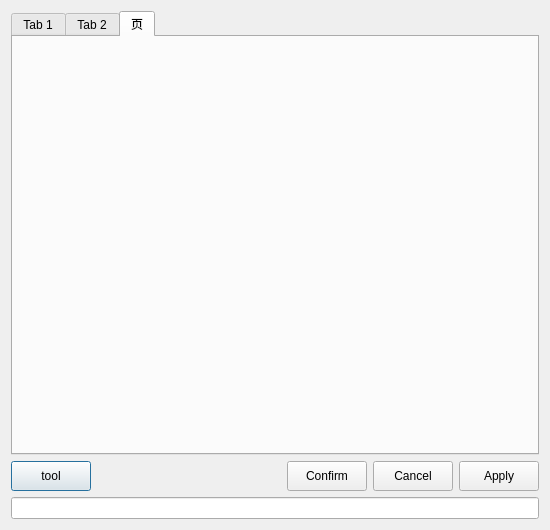
Before: the Qt Designer form src/gui/audioinfodialog.ui in realth000/MPax, drawn with Qt 5.
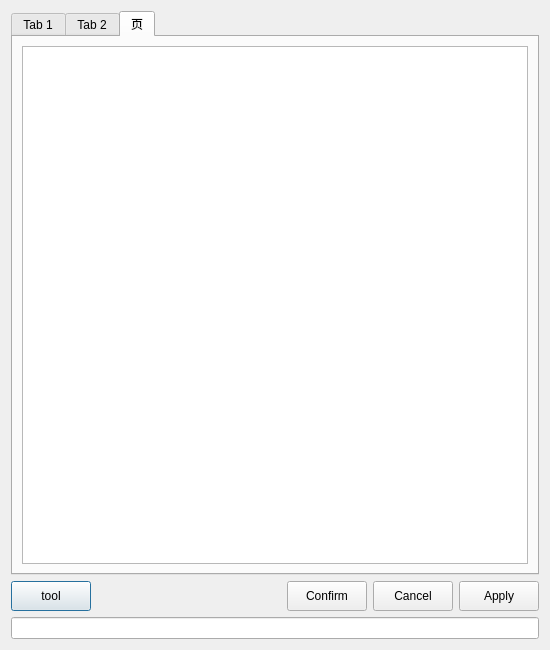
After: the same form once the commit is applied. The open tabs and pages were chosen to show the change.

Commit message:
feat(*): Show cover image info on property dialog
Show cover image info on property dialog:
* Show cover images from metadata.
* Show cover images including front cover, back cover, artist, disc and
  icon.

```diff
--- a/src/gui/audioinfodialog.ui
+++ b/src/gui/audioinfodialog.ui
@@ -7,7 +7,7 @@
                 <x>0</x>
                 <y>0</y>
                 <width>550</width>
-                <height>530</height>
+    <height>650</height>
             </rect>
         </property>
         <property name="windowTitle">
@@ -43,6 +43,11 @@
                         <attribute name="title">
                             <string>页</string>
                         </attribute>
+      <layout class="QVBoxLayout" name="verticalLayout_4">
+       <item>
+        <widget class="QTableWidget" name="coverTable"/>
+       </item>
+      </layout>
                     </widget>
                 </widget>
             </item>
```
Left out of the diff: 2 changed lines with no effect on the pictures. Lines whose indentation alone changed are shown as unchanged. The commit also changes 5 other files.
